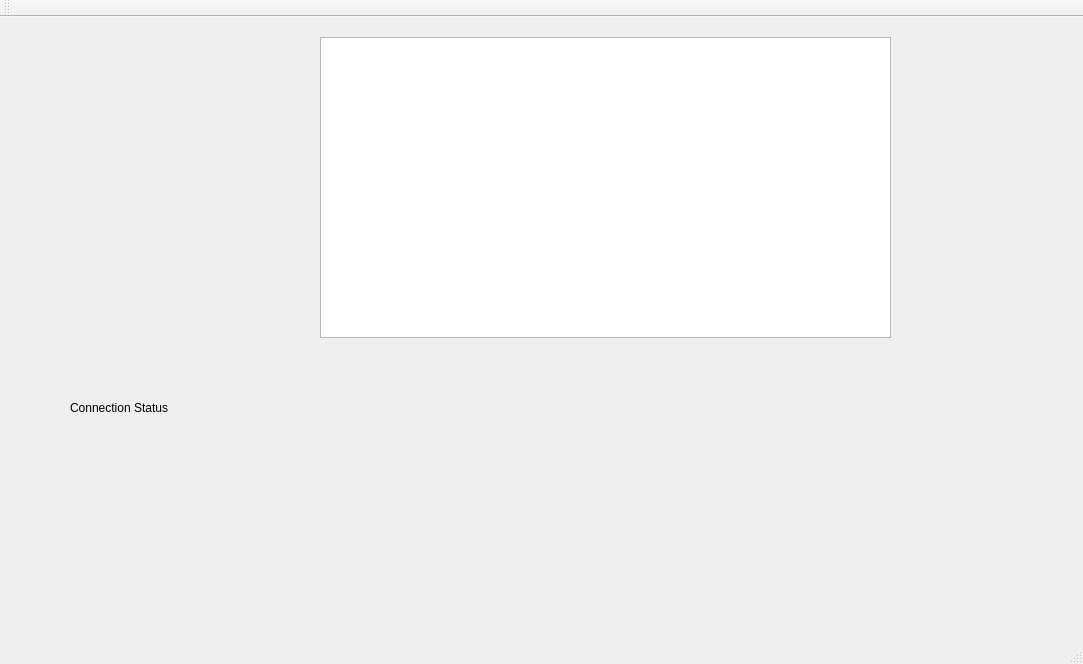
The window that QT/mainwindow.ui (LuciaCG/Bluebird) describes before a commit, drawn with Qt 5.
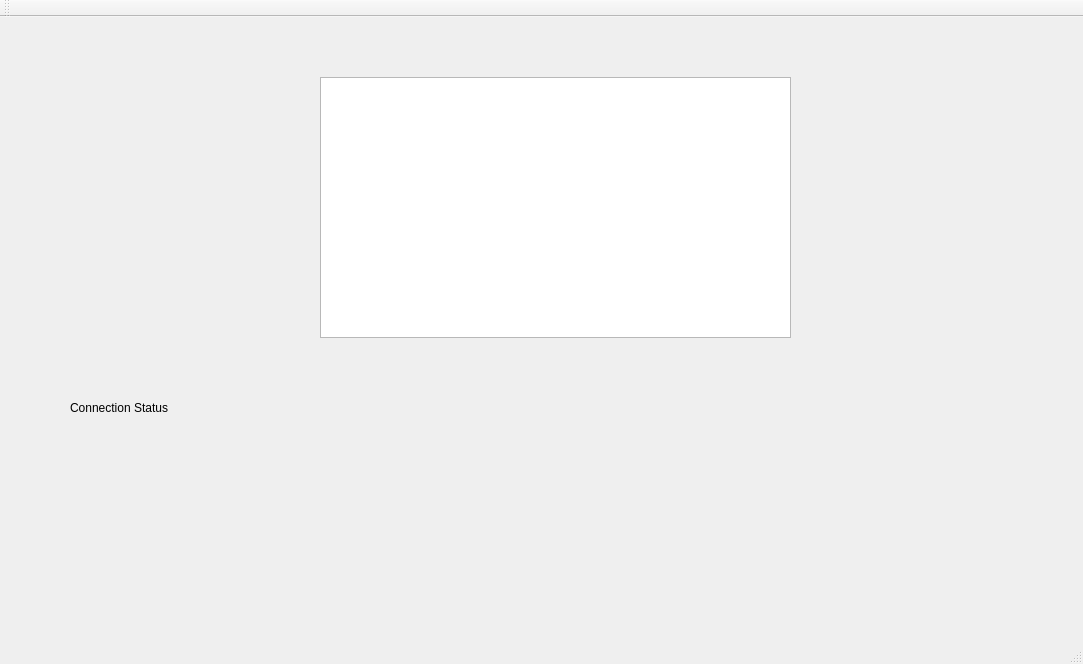
The same window after the commit.

Commit message: Database is displayed in QT

```diff
--- a/QT/mainwindow.ui
+++ b/QT/mainwindow.ui
@@ -31,9 +31,9 @@
     <property name="geometry">
      <rect>
       <x>320</x>
-      <y>20</y>
-      <width>571</width>
-      <height>301</height>
+      <y>60</y>
+      <width>471</width>
+      <height>261</height>
      </rect>
     </property>
    </widget>
```
The commit also changes 2 other files.
